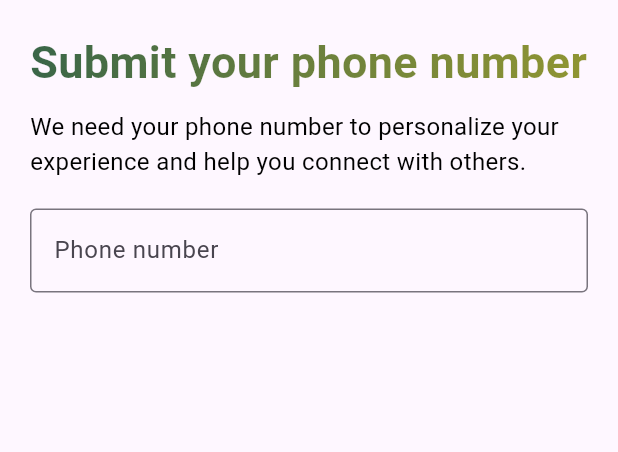
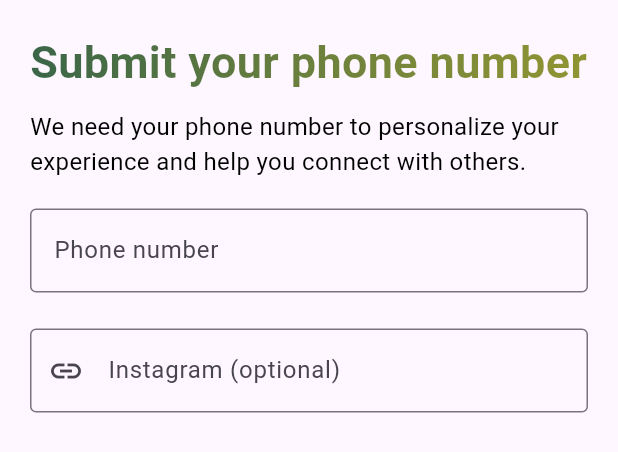
Before and after one commit to ECE-493-Group-9-Capstone/Student-Calendar-App, a Flutter app: the ScheduleView widget shown alone on an empty page, opened directly, on a phone screen of 412 x 824 dp. Shown: the top 452 px of the screen. Run offline on Flutter 3.47's test engine with Material 3 defaults, Android fonts, the phone set to English and light mode, and no system bars; our stand-ins replace animate_do, cloud_firestore, curved_navigation_bar, firebase_auth, firebase_core, flutter_local_notifications and 7 more; missing offline and left inert: custom_info_window, googleapis; accounts and stored records are empty; network calls fail.

```diff
--- a/student_app/lib/pages/friends_page.dart
+++ b/student_app/lib/pages/friends_page.dart
@@ -86,7 +86,7 @@ class _FriendsPageState extends State<FriendsPage> {
     final users = await getAllUsers();
     final friendsCcids = AppUser.instance.friends.map((f) => f.ccid).toSet();
     setState(() {
-      // Only include users who are not the current user and not already friends.
+      // Include users who are not the current user and not already friends.
       allUsers = users
           .where((u) =>
               u.ccid != AppUser.instance.ccid && !friendsCcids.contains(u.ccid))
@@ -97,8 +97,6 @@ class _FriendsPageState extends State<FriendsPage> {
   Future<void> _loadRequestedFriends() async {
     final requested = await getRequestedFriends(AppUser.instance.ccid!);
 
-    // If your firebase utility returns a list of friend IDs, you can directly use it.
-    // Otherwise, you might need to map the returned list to a list of IDs.
     setState(() {
       _requestedFriends = List<String>.from(requested);
     });
@@ -409,7 +407,6 @@ class _FriendsPageState extends State<FriendsPage> {
               color: Colors.white, borderRadius: BorderRadius.circular(30)),
           child: InkWell(
             borderRadius: BorderRadius.circular(30),
-
             onTap: () {
               if (_requestedFriends.contains(user.ccid)) {
                 _cancelFriendRequest(user.ccid);
--- a/student_app/lib/pages/model/schedule_view.dart
+++ b/student_app/lib/pages/model/schedule_view.dart
@@ -2,6 +2,7 @@ import 'package:flutter/material.dart';
 import 'package:mask_text_input_formatter/mask_text_input_formatter.dart';
 import 'package:student_app/user_singleton.dart';
 import 'package:student_app/utils/firebase_wrapper.dart';
+import 'package:cloud_firestore/cloud_firestore.dart';
 
 class ScheduleView extends StatefulWidget {
   const ScheduleView({super.key});
@@ -13,9 +14,11 @@ class ScheduleView extends StatefulWidget {
 class ScheduleViewState extends State<ScheduleView> {
   final _formKey = GlobalKey<FormState>();
   final _phoneController = TextEditingController();
+  final _instagramController = TextEditingController();
   final FocusNode _phoneFocusNode = FocusNode();
 
   String? _submittedPhoneNumber;
+  String? _submittedInstagram;
   bool _isSubmitted = false;
 
   final _phoneFormatter = MaskTextInputFormatter(
@@ -39,7 +42,6 @@ class ScheduleViewState extends State<ScheduleView> {
   }
 
   Future<bool> submitPhoneNumber() async {
-
     if (!_formKey.currentState!.validate()) {
       return false;
     }
@@ -50,14 +52,29 @@ class ScheduleViewState extends State<ScheduleView> {
     }
 
     final formattedPhone = formatPrettyPhone(_phoneController.text);
+    final rawInstagramInput = _instagramController.text.trim();
+    String? fullInstagramLink;
 
+    if (rawInstagramInput.isNotEmpty) {
+      fullInstagramLink = rawInstagramInput.startsWith('http')
+          ? rawInstagramInput
+          : 'https://instagram.com/$rawInstagramInput';
+    }
 
     try {
       await uploadPhoneNumber(ccid, formattedPhone);
+
+      if (fullInstagramLink != null) {
+        await uploadInstagramLink(ccid, fullInstagramLink);
+      }
+
       setState(() {
         _submittedPhoneNumber = formattedPhone;
+        _submittedInstagram =
+            fullInstagramLink != null ? fullInstagramLink : null;
         _isSubmitted = true;
       });
+
       return true;
     } catch (e) {
       return false;
@@ -71,6 +88,7 @@ class ScheduleViewState extends State<ScheduleView> {
   @override
   void dispose() {
     _phoneController.dispose();
+    _instagramController.dispose();
     _phoneFocusNode.dispose();
     super.dispose();
   }
@@ -122,6 +140,17 @@ class ScheduleViewState extends State<ScheduleView> {
                 return null;
               },
             ),
+            const SizedBox(height: 24),
+            TextFormField(
+              controller: _instagramController,
+              keyboardType: TextInputType.text,
+              decoration: const InputDecoration(
+                labelText: 'Instagram (optional)',
+                hintText: 'your_username',
+                border: OutlineInputBorder(),
+                prefixIcon: Icon(Icons.link),
+              ),
+            ),
             const SizedBox(height: 12),
             if (_submittedPhoneNumber != null)
               Text(
@@ -131,6 +160,14 @@ class ScheduleViewState extends State<ScheduleView> {
                   fontWeight: FontWeight.bold,
                 ),
               ),
+            if (_submittedInstagram != null)
+              Text(
+                "Instagram saved!",
+                style: const TextStyle(
+                  color: Colors.deepPurple,
+                  fontWeight: FontWeight.bold,
+                ),
+              ),
           ],
         ),
       ),
--- a/student_app/lib/user_singleton.dart
+++ b/student_app/lib/user_singleton.dart
@@ -16,6 +16,7 @@ class AppUser {
   String? _degree;
   String? _schedule;
   String? _phoneNumber;
+  String? _instagram;
   bool _isActive = false;
   List<UserModel> _friends = [];
   final ValueNotifier<List<UserModel>> friendsNotifier = ValueNotifier([]);
@@ -70,6 +71,7 @@ class AppUser {
       _currentLocation = userData['currentLocation']; // current location
       _isActive = userData["isActive"] ?? false;
       _phoneNumber = userData["phone_number"];
+      _instagram = userData["instagram"];
       List<String> processedFriends = List<String>.from(userData['friends'] ?? []);
       _friends = await _friendProcessor(processedFriends);
       friendsNotifier.value = List.from(_friends);
@@ -99,6 +101,7 @@ class AppUser {
           _photoURL = data['photoURL'];
           _isActive = data["isActive"] ?? false;
           _phoneNumber = data["phone_number"];
+          _instagram = data["instagram"];
           List<String> processedFriends = List<String>.from(data['friends'] ?? []);
           _friends = await _friendProcessor(processedFriends);
           friendsNotifier.value = List.from(_friends);
@@ -131,6 +134,7 @@ class AppUser {
           userData['photoURL'] ?? "",                      // photoURL
           userData['currentLocation'],                     // currentLocation
           userData['phone_number'],
+          userData['instagram'],
         );
         userFriends.add(userModel);
       } else {
@@ -150,6 +154,7 @@ class AppUser {
     _degree = null;
     _schedule = null;
     _friends = [];
+    _instagram = null;
     _friendRequests = [];
     _isLoaded = false;
     _requestedFriends = [];
@@ -173,6 +178,7 @@ class AppUser {
   String? get schedule => _schedule;
   String? get locationTracking => _locationTracking;
   String? get phoneNumber => _phoneNumber;
+  String? get instagram => _instagram;
   Map<String, dynamic>? get currentLocation => _currentLocation;
   List<UserModel> get friends => _friends;
   List<Map<String, dynamic>> get friendRequests => _friendRequests;
--- a/student_app/lib/utils/firebase_wrapper.dart
+++ b/student_app/lib/utils/firebase_wrapper.dart
@@ -126,6 +126,7 @@ Future<List<UserModel>> getAllUsers() async {
         users[i]["photoURL"] ?? "", // photoURL (nullable)
         users[i]["currentLocation"], // currentLocation (Map or null)
         users[i]["phone_number"],
+        users[i]["insagram"],
       );
       allUsers.add(user);
     }
@@ -403,3 +404,13 @@ Future<void> uploadPhoneNumber(String userId, String phoneNumber) async {
     debugPrint("Error uploading phone number for user $userId: $e");
   }
 }
+
+Future<void> uploadInstagramLink(String userId, String instagramUrl) async {
+  try {
+    DocumentReference docRef =
+        FirebaseFirestore.instance.collection('users').doc(userId);
+    await docRef.set({'instagram': instagramUrl}, SetOptions(merge: true));
+  } catch (e) {
+    debugPrint("Error uploading Instagram link for user $userId: $e");
+  }
+}
--- a/student_app/lib/utils/user.dart
+++ b/student_app/lib/utils/user.dart
@@ -9,6 +9,7 @@ class UserModel {
   final String _locationTracking;
   final String? _photoURL;
   final String? _phoneNumber;
+  final String? _instagram;
   final Map<String, dynamic>? _currentLocation;
 
   UserModel(
@@ -23,6 +24,7 @@ class UserModel {
     this._photoURL,
     this._currentLocation,
     this._phoneNumber,
+    this._instagram,
   );
 
   // Getters
@@ -36,5 +38,6 @@ class UserModel {
   String get locationTracking => _locationTracking;
   String? get phoneNumber => _phoneNumber;
   String? get photoURL => _photoURL;
+  String? get insagram => _instagram;
   Map<String, dynamic>? get currentLocation => _currentLocation;
 }
--- a/student_app/pubspec.yaml
+++ b/student_app/pubspec.yaml
@@ -62,6 +62,7 @@ dependencies:
   flutter_local_notifications: ^18.0.1
   mask_text_input_formatter: ^2.6.0
 
+
 dev_dependencies:
   flutter_test:
     sdk: flutter
```
Also changed, not shown: student_app/lib/pages/user_profile_page.dart (+53 -17 lines).
